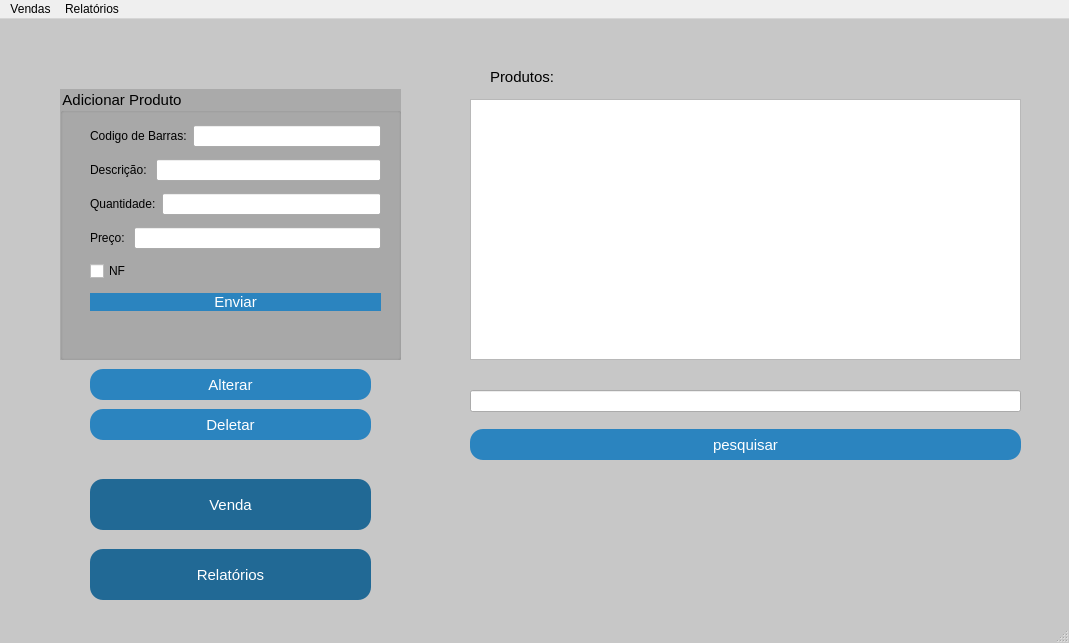
Old version of the form mainwindow.ui in the repository GabR36/QEstoqueLoja.
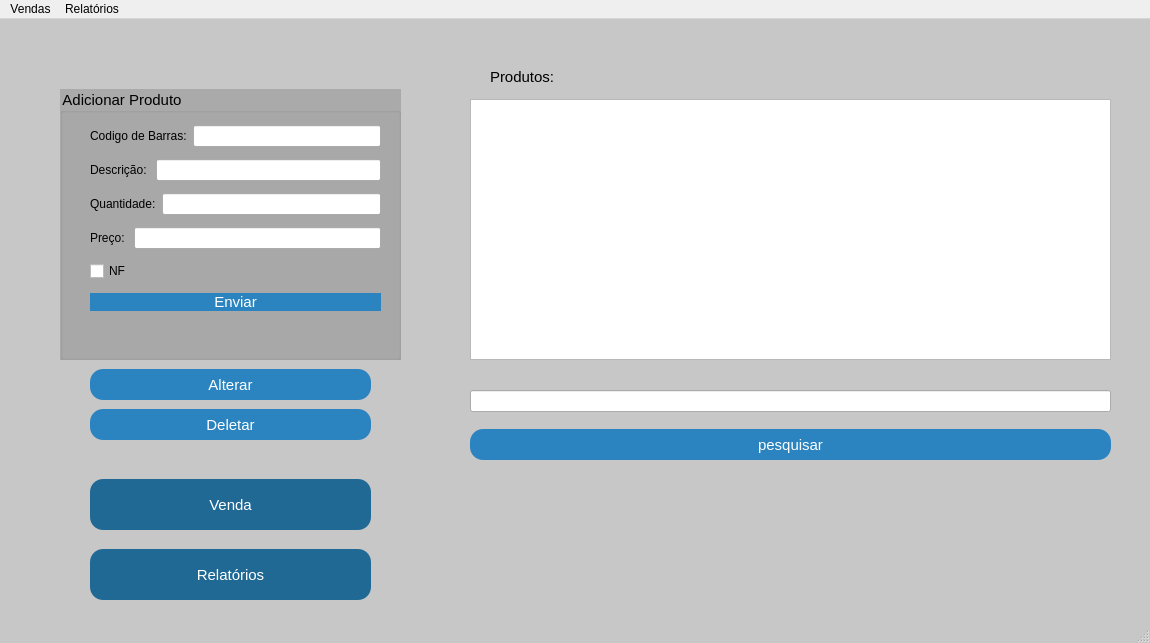
New version of the form. Icons and pictures are not drawn.

Commit message: largura maindwidow aumentada 100px

```diff
--- a/mainwindow.ui
+++ b/mainwindow.ui
@@ -6,19 +6,19 @@
    <rect>
     <x>0</x>
     <y>0</y>
-    <width>1069</width>
+    <width>1150</width>
     <height>643</height>
    </rect>
   </property>
   <property name="minimumSize">
    <size>
-    <width>1069</width>
+    <width>1150</width>
     <height>643</height>
    </size>
   </property>
   <property name="maximumSize">
    <size>
-    <width>1069</width>
+    <width>1150</width>
     <height>643</height>
    </size>
   </property>
@@ -69,7 +69,7 @@
      <rect>
       <x>470</x>
       <y>80</y>
-      <width>551</width>
+      <width>641</width>
       <height>261</height>
      </rect>
     </property>
@@ -112,7 +112,7 @@
      <rect>
       <x>470</x>
       <y>350</y>
-      <width>551</width>
+      <width>641</width>
       <height>65</height>
      </rect>
     </property>
@@ -339,7 +339,7 @@
      <rect>
       <x>470</x>
       <y>410</y>
-      <width>551</width>
+      <width>641</width>
       <height>31</height>
      </rect>
     </property>
@@ -403,7 +403,7 @@
     <rect>
      <x>0</x>
      <y>0</y>
-     <width>1069</width>
+     <width>1150</width>
      <height>20</height>
     </rect>
    </property>
```
